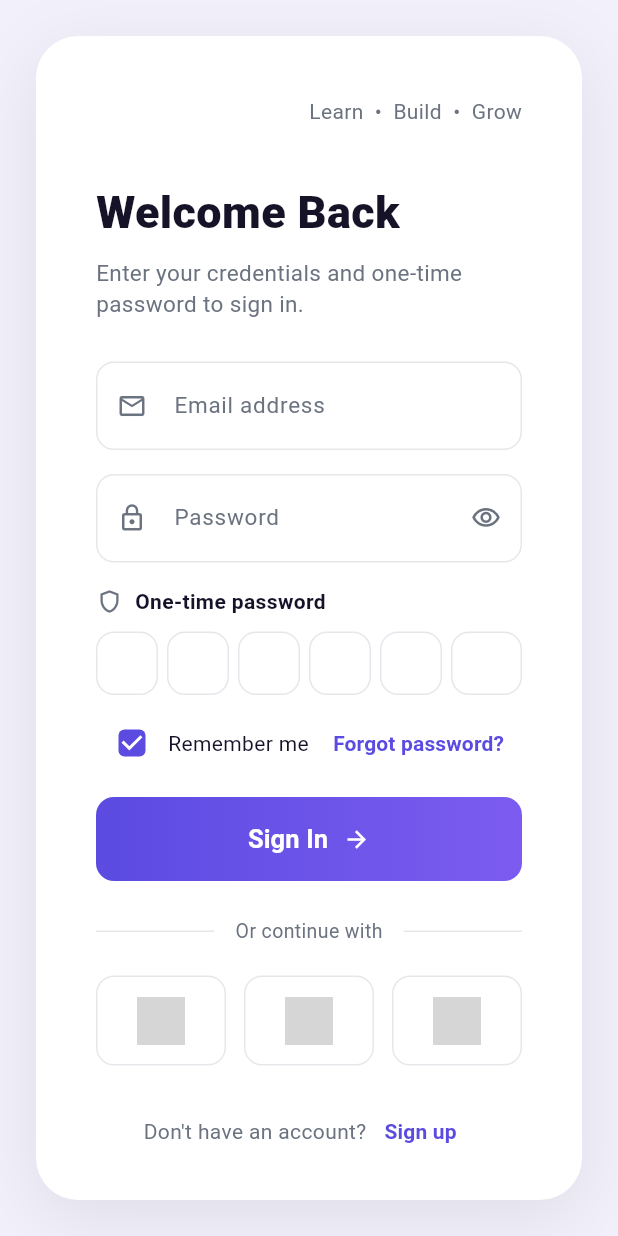
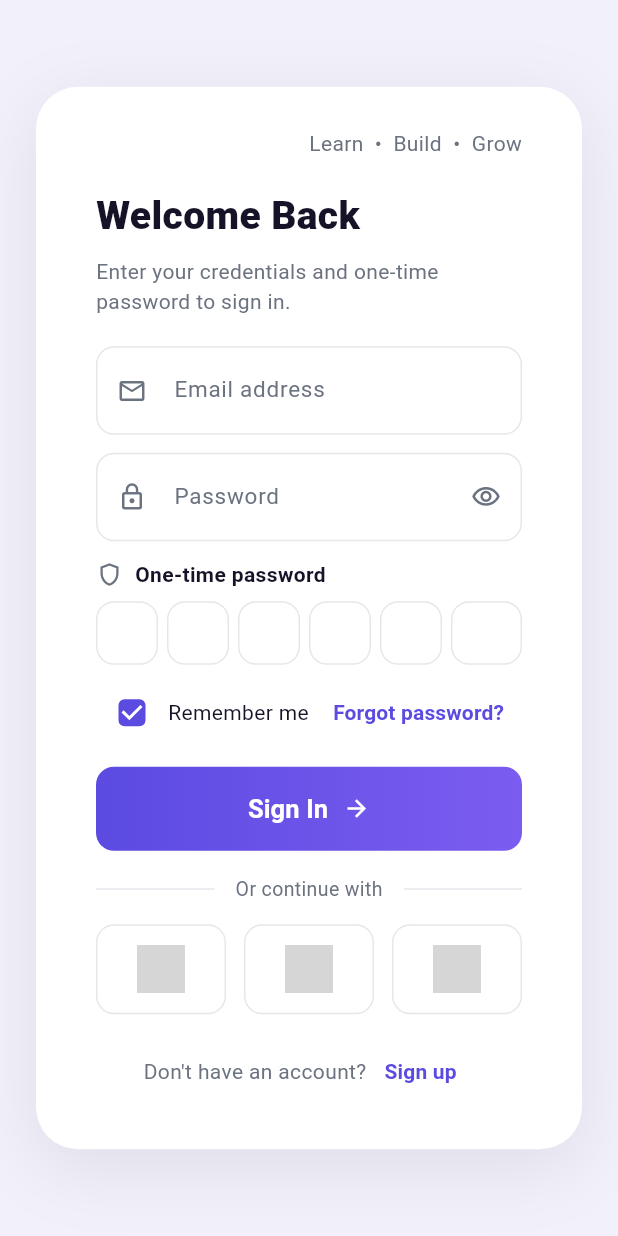
Before and after one commit to pnarendrathestackly/Login-page-in-Mobile, a Flutter app: the screen it shows after launch, on a phone screen of 412 x 824 dp. Run offline on Flutter 3.47's test engine with Material 3 defaults, Android fonts, the phone set to English and light mode, and no system bars; accounts and stored records are empty; grey boxes are pictures that could not be loaded.

Commit message:
Fit the login form on screen without scrolling
Measured rather than eyeballed: the form was 784px against a 720px
viewport on a 1366x768 laptop, and 800px in the worst case (demo-code
banner plus an error banner, which is a normal state after a wrong
code). The Sign In button sat below the fold.

Two kinds of change:

- Everywhere: tighter vertical rhythm and a 26px heading. Horizontal
  padding is untouched; only height was short.
- Below 820px tall: the marketing nav links and the subtitle are
  dropped, social buttons go compact, and the checkbox sheds its 48px
  default tap target (to 40px, not smaller). The sign-in providers stay
  available -- removing them to save space could cost a user their only
  way in.

Worst case now clears every size from 1024x768 to 1920x1080, with 36px
spare at 1366x768.

Adds login_fits_test.dart: 8 sizes measured in the worst case, plus an
assertion that the Sign In button is above the fold. It measures the
loaded form, not an empty one -- measuring the empty form would pass
while real use still scrolled.

200 tests pass.

Co-Authored-By: Claude Opus 5 (1M context) <noreply@anthropic.com>

```diff
--- a/lib/features/auth/screens/login/widgets/login_form.dart
+++ b/lib/features/auth/screens/login/widgets/login_form.dart
@@ -68,6 +68,11 @@ class _LoginFormState extends State<LoginForm> {
     // Rebuilds on auth changes only — the hero art beside this form does not.
     final auth = context.watch<AuthProvider>();
     final busy = auth.busy;
+
+    // Short viewport (a 1366x768 laptop, the tightest common desktop): tighten
+    // the optional chrome so the whole form clears the fold. Measured against
+    // the worst case — demo-code banner AND an error banner both visible.
+    final shortViewport = MediaQuery.sizeOf(context).height < 820;
     final codeComplete = _code.length == OtpField.defaultLength;
 
     return Form(
@@ -78,16 +83,18 @@ class _LoginFormState extends State<LoginForm> {
           const Text(
             'Welcome Back',
             style: TextStyle(
-              fontSize: 30,
+              fontSize: 26,
               fontWeight: FontWeight.w800,
               color: kInk,
             ),
           ),
-          const SizedBox(height: 8),
-          const Text(
-            'Enter your credentials and one-time password to sign in.',
-            style: TextStyle(fontSize: 15, color: kMuted),
-          ),
+          if (!shortViewport) ...[
+            const SizedBox(height: 8),
+            const Text(
+              'Enter your credentials and one-time password to sign in.',
+              style: TextStyle(fontSize: 14, color: kMuted),
+            ),
+          ],
           ExpandFade(
             visible: auth.error != null,
             child: Padding(
@@ -102,7 +109,7 @@ class _LoginFormState extends State<LoginForm> {
               child: AuthMessage(text: auth.notice ?? '', isError: false),
             ),
           ),
-          const SizedBox(height: 28),
+          const SizedBox(height: 20),
           AuthField(
             hint: 'Email address',
             icon: Icons.mail_outline,
@@ -110,7 +117,7 @@ class _LoginFormState extends State<LoginForm> {
             keyboardType: TextInputType.emailAddress,
             validator: emailValidator,
           ),
-          const SizedBox(height: 16),
+          const SizedBox(height: 12),
           AuthField(
             hint: 'Password',
             icon: Icons.lock_outline,
@@ -118,7 +125,7 @@ class _LoginFormState extends State<LoginForm> {
             obscure: true,
             validator: passwordValidator,
           ),
-          const SizedBox(height: 16),
+          const SizedBox(height: 12),
           // Directly below the password, per spec — not a separate screen.
           LoginOtpField(
             otpKey: _otpKey,
@@ -138,7 +145,7 @@ class _LoginFormState extends State<LoginForm> {
               ),
             ),
           ),
-          const SizedBox(height: 8),
+          SizedBox(height: shortViewport ? 2 : 8),
           // Wrap so "Forgot password?" drops below the checkbox on a narrow
           // screen rather than overflowing the row.
           Wrap(
@@ -151,6 +158,12 @@ class _LoginFormState extends State<LoginForm> {
                   Checkbox(
                     value: _remember,
                     activeColor: kIndigo,
+                    // Trims the 48px default tap target to 40 on short
+                    // viewports. Not smaller: this is still a pointer target
+                    // and must stay comfortably clickable.
+                    visualDensity: shortViewport
+                        ? const VisualDensity(horizontal: -2, vertical: -2)
+                        : VisualDensity.standard,
                     shape: RoundedRectangleBorder(
                       borderRadius: BorderRadius.circular(4),
                     ),
@@ -175,18 +188,18 @@ class _LoginFormState extends State<LoginForm> {
               ),
             ],
           ),
-          const SizedBox(height: 12),
+          SizedBox(height: shortViewport ? 8 : 12),
           PrimaryButton(
             label: 'Sign In',
             loading: busy,
             loadingLabel: 'Signing in...',
             onTap: _submit,
           ),
-          const SizedBox(height: 24),
+          SizedBox(height: shortViewport ? 12 : 16),
           const OrDivider(label: 'Or continue with'),
-          const SizedBox(height: 20),
-          const SocialRow(),
-          const SizedBox(height: 20),
+          SizedBox(height: shortViewport ? 10 : 14),
+          SocialRow(compact: shortViewport),
+          SizedBox(height: shortViewport ? 8 : 14),
           FooterPrompt(
             text: "Don't have an account?",
             action: 'Sign up',
--- a/lib/features/auth/screens/login/widgets/login_otp_field.dart
+++ b/lib/features/auth/screens/login/widgets/login_otp_field.dart
@@ -57,10 +57,10 @@ class LoginOtpField extends StatelessWidget {
         // prominent — there is no mail/SMS service here, and a hint small
         // enough to miss leaves the app impossible to sign into.
         if (demoCode != null) ...[
-          const SizedBox(height: 10),
+          const SizedBox(height: 8),
           _DemoCodeBanner(code: demoCode!),
         ],
-        const SizedBox(height: 10),
+        const SizedBox(height: 8),
         OtpField(
           key: otpKey,
           enabled: enabled,
@@ -86,7 +86,7 @@ class _DemoCodeBanner extends StatelessWidget {
   @override
   Widget build(BuildContext context) {
     return Container(
-      padding: const EdgeInsets.symmetric(horizontal: 12, vertical: 10),
+      padding: const EdgeInsets.symmetric(horizontal: 12, vertical: 7),
       decoration: BoxDecoration(
         color: const Color(0xFFFEF3C7),
         borderRadius: BorderRadius.circular(8),
--- a/lib/widgets.dart
+++ b/lib/widgets.dart
@@ -15,14 +15,18 @@ class AuthScaffold extends StatelessWidget {
 
   @override
   Widget build(BuildContext context) {
-    final narrow = MediaQuery.sizeOf(context).width < 900;
+    final size = MediaQuery.sizeOf(context);
+    final narrow = size.width < 900;
+    // Matches the threshold the auth forms use, so the card and the form agree
+    // about when space is tight.
+    final shortViewport = size.height < 820;
     return Scaffold(
       body: SafeArea(
         child: Center(
           child: ConstrainedBox(
             constraints: const BoxConstraints(maxWidth: 1180),
             child: Container(
-              margin: const EdgeInsets.all(24),
+              margin: EdgeInsets.all(shortViewport ? 12 : 24),
               clipBehavior: Clip.antiAlias,
               decoration: BoxDecoration(
                 color: Colors.white,
@@ -44,20 +48,28 @@ class AuthScaffold extends StatelessWidget {
                       behavior: ScrollConfiguration.of(context)
                           .copyWith(scrollbars: false),
                       child: SingleChildScrollView(
-                        padding: const EdgeInsets.symmetric(
+                        // Vertical padding is tighter than horizontal on
+                        // purpose: the card has to clear a 768px-tall laptop
+                        // viewport, and height is the only axis that is short.
+                        padding: EdgeInsets.symmetric(
                           horizontal: 40,
-                          vertical: 40,
+                          vertical: shortViewport ? 18 : 28,
                         ),
                         child: Column(
                           crossAxisAlignment: CrossAxisAlignment.stretch,
                           children: [
-                            const FadeIn(
-                              child: Align(
-                                alignment: Alignment.centerRight,
-                                child: NavLinks(),
+                            // Marketing nav, not part of signing in: it is the
+                            // first thing to go when the form has to clear the
+                            // fold on a short screen.
+                            if (!shortViewport) ...[
+                              const FadeIn(
+                                child: Align(
+                                  alignment: Alignment.centerRight,
+                                  child: NavLinks(),
+                                ),
                               ),
-                            ),
-                            const SizedBox(height: 36),
+                              const SizedBox(height: 20),
+                            ],
                             FadeIn(delay: Motion.stagger, child: form),
                           ],
                         ),
@@ -494,18 +506,39 @@ class OrDivider extends StatelessWidget {
 }
 
 class SocialRow extends StatelessWidget {
-  const SocialRow({super.key});
+  const SocialRow({super.key, this.compact = false});
+
+  /// Shorter buttons for short viewports. The providers stay available —
+  /// removing sign-in options to save space would cost a user their only way
+  /// in — they simply take less vertical room.
+  final bool compact;
 
   @override
   Widget build(BuildContext context) {
     return Row(
-      children: const [
-        Expanded(child: _SocialButton('Google', 'assets/google logo.png')),
-        SizedBox(width: 12),
-        Expanded(child: _SocialButton('GitHub', 'assets/github logo.png')),
-        SizedBox(width: 12),
+      children: [
         Expanded(
-          child: _SocialButton('Microsoft', 'assets/Microsoft-logo .png'),
+          child: _SocialButton(
+            'Google',
+            'assets/google logo.png',
+            compact: compact,
+          ),
+        ),
+        const SizedBox(width: 12),
+        Expanded(
+          child: _SocialButton(
+            'GitHub',
+            'assets/github logo.png',
+            compact: compact,
+          ),
+        ),
+        const SizedBox(width: 12),
+        Expanded(
+          child: _SocialButton(
+            'Microsoft',
+            'assets/Microsoft-logo .png',
+            compact: compact,
+          ),
         ),
       ],
     );
@@ -513,10 +546,11 @@ class SocialRow extends StatelessWidget {
 }
 
 class _SocialButton extends StatefulWidget {
-  const _SocialButton(this.label, this.logo);
+  const _SocialButton(this.label, this.logo, {this.compact = false});
 
   final String label;
   final String logo;
+  final bool compact;
 
   @override
   State<_SocialButton> createState() => _SocialButtonState();
@@ -539,7 +573,7 @@ class _SocialButtonState extends State<_SocialButton> {
         child: OutlinedButton(
           onPressed: () {},
           style: OutlinedButton.styleFrom(
-            padding: const EdgeInsets.symmetric(vertical: 14),
+            padding: EdgeInsets.symmetric(vertical: widget.compact ? 8 : 14),
             side: BorderSide(color: _hovered ? kIndigo : kBorder),
             backgroundColor:
                 _hovered ? kIndigo.withValues(alpha: .04) : Colors.transparent,
@@ -553,7 +587,11 @@ class _SocialButtonState extends State<_SocialButton> {
             child: Semantics(
               label: 'Continue with ${widget.label}',
               button: true,
-              child: Image.asset(widget.logo, height: 32, fit: BoxFit.contain),
+              child: Image.asset(
+                widget.logo,
+                height: widget.compact ? 22 : 32,
+                fit: BoxFit.contain,
+              ),
             ),
           ),
         ),
```
Also changed, not shown: 1 other file.
